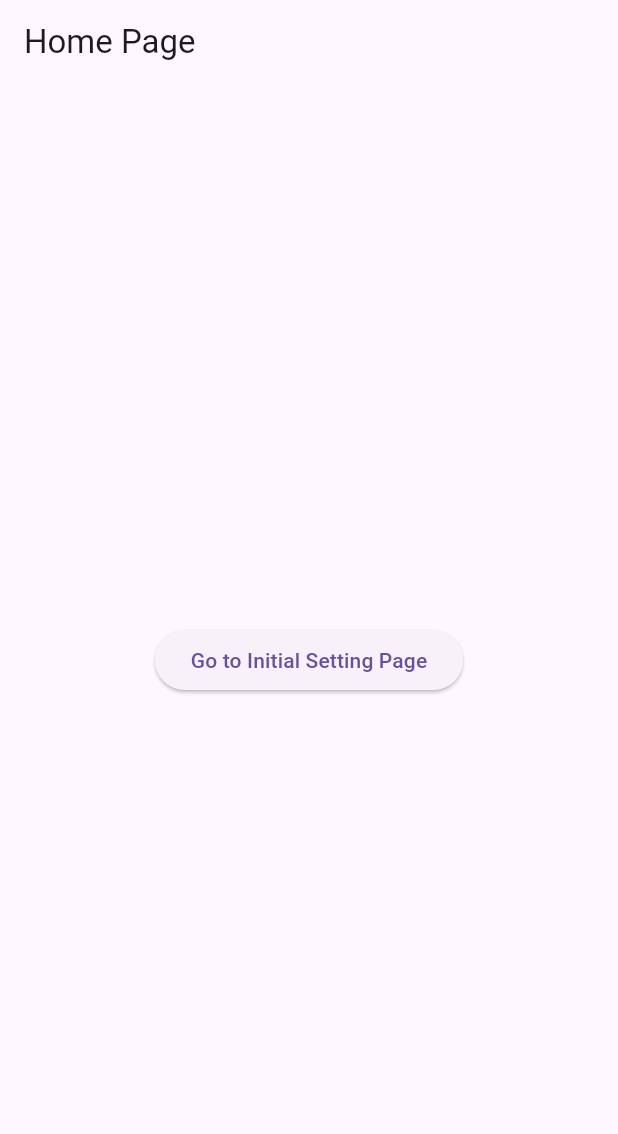
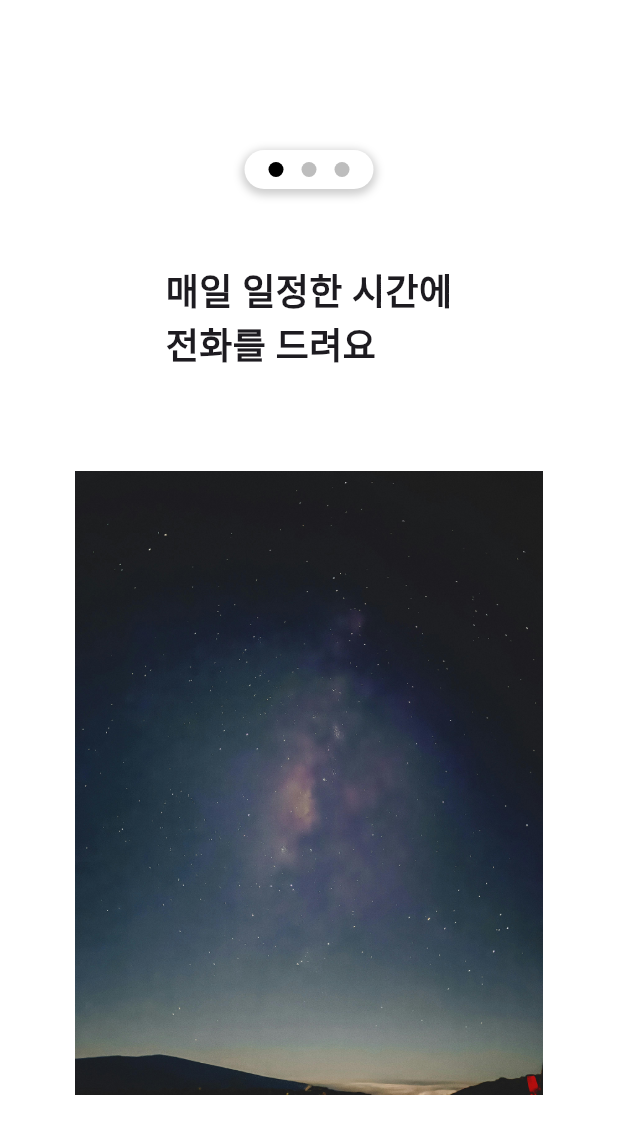
Before and after one commit to Mallang-Diary/MallangDiary-FrontEnd, a Flutter app: the screen it shows after launch, on a phone screen of 412 x 824 dp. Shown: the top 1134 px of the screen. Run offline on Flutter 3.47's test engine with Material 3 defaults, Android fonts, the phone set to English and light mode, and no system bars; drawn by our look-alikes of smooth_page_indicator; our stand-ins replace audioplayers, percent_indicator, permission_handler, sqflite, supabase; missing offline and left inert: dart:ffi, flutter_sound; accounts and stored records are empty.

Commit message:
[initial page] 초기 셋팅 설정

```diff
--- a/lib/database/db/diary_setting_service.dart
+++ b/lib/database/db/diary_setting_service.dart
@@ -21,7 +21,7 @@ class DiarySettingService {
         version: 1,
         onCreate: (db, version) async {
           await db.execute('''
-            CREATE TABLE Specs(
+            CREATE TABLE user_setting(
               id INTEGER PRIMARY KEY AUTOINCREMENT,
               userId INTEGER,
               dayOfWeek TEXT,
--- a/lib/database/db/user_diary_service.dart
+++ b/lib/database/db/user_diary_service.dart
@@ -35,7 +35,7 @@ class UserDiaryService {
         version: 1,
         onCreate: (db, version) async {
           await db.execute('''
-            CREATE TABLE Specs(
+            CREATE TABLE user_diary(
               id INTEGER PRIMARY KEY AUTOINCREMENT,
               date TEXT NOT NULL,
               time TEXT NOT NULL,
--- a/lib/main.dart
+++ b/lib/main.dart
@@ -1,7 +1,9 @@
 import 'package:flutter/material.dart';
+import 'package:mallang_project_v1/database/db/user_service.dart';
 import 'package:mallang_project_v1/page/caller/calling_page.dart';
 import 'package:mallang_project_v1/page/diary_board/board1.dart';
 import 'package:mallang_project_v1/page/diary_board/board2.dart';
+import 'package:mallang_project_v1/page/initial_page/inital_page.dart';
 import 'package:mallang_project_v1/page/initial_setting/initial_setting_page.dart';
 import 'package:mallang_project_v1/page/main_page/call_setting_page_ml03.dart';
 import 'package:mallang_project_v1/page/main_page/mypage_ml04.dart';
@@ -14,18 +16,24 @@ import 'package:supabase/supabase.dart';
 import 'package:provider/provider.dart';
 
 void main() async {
-  // runApp 을 수행하기 전에 비동기 작업을 할 경우 추가해 주는 코드
   WidgetsFlutterBinding.ensureInitialized();
 
-  final supabase = SupabaseClient('https://ojrhvazskoihqvhjscev.supabase.co',
-      'eyJhbGciOiJIUzI1NiIsInR5cCI6IkpXVCJ9.eyJpc3MiOiJzdXBhYmFzZSIsInJlZiI6Im9qcmh2YXpza29paHF2aGpzY2V2Iiwicm9sZSI6ImFub24iLCJpYXQiOjE3MzA3Njk0MDQsImV4cCI6MjA0NjM0NTQwNH0.V2PynGINHY_yM-rqAmbvLLMoaFBfZay449luABbmkRA');
-  runApp(MyApp(supabase: supabase));
+  // 사용자 가입 여부 확인
+  bool userExist = false;
+  try {
+    userExist = await UserService().userExists();
+    print("userExist 상태 확인: $userExist");
+  } catch (e) {
+    print("Error while checking user existence: $e");
+  }
+
+  runApp(MyApp(initialRoute: userExist ? '/main_board' : '/initial_page'));
 }
 
 class MyApp extends StatelessWidget {
-  final SupabaseClient supabase;
+  final String initialRoute;
 
-  const MyApp({Key? key, required this.supabase}) : super(key: key);
+  const MyApp({Key? key, required this.initialRoute}) : super(key: key);
 
   @override
   Widget build(BuildContext context) {
@@ -37,16 +45,16 @@ class MyApp extends StatelessWidget {
         theme: ThemeData(
           primarySwatch: Colors.lightBlue,
         ),
-        //home: CallerScreen(),
-        home: MyHomePage(supabase: supabase),
+        initialRoute: initialRoute,
         routes: {
+          '/initial_page': (context) => InitialPage(),
           //'/initial_setting_origin': (context) => SettingPage(),
           '/call_setting_page_ml03': (context) => CallSettingsPage(),
           '/page_indicator': (context) => PageIndicator(),
           '/initial_setting': (context) => InitialSettingPage(),
           '/caller_screen': (context) => CallerPage(),
           '/calling_page': (context) => CallingPage(),
-          '/board2_page': (context) => Board2Page(),
+          '/main_board': (context) => Board2Page(),
           '/board1_page': (context) => Board1Page(),
           '/mypage_ml04': (context) => MyPage(),
         },
@@ -69,7 +77,7 @@ class MyHomePage extends StatelessWidget {
       body: Center(
         child: ElevatedButton(
             onPressed: () {
-              Navigator.pushNamed(context, '/mypage_ml04');
+              Navigator.pushNamed(context, '/initial_page');
             },
             child: Text('Go to Initial Setting Page')),
       ),
--- /dev/null
+++ b/lib/page/initial_page/inital_page.dart
@@ -0,0 +1,149 @@
+import 'package:flutter/material.dart';
+import 'package:flutter/services.dart';
+import 'package:smooth_page_indicator/smooth_page_indicator.dart';
+
+class InitialPage extends StatefulWidget {
+  @override
+  _InitialPageState createState() => _InitialPageState();
+}
+
+class _InitialPageState extends State<InitialPage> {
+  @override
+  void initState() {
+    super.initState();
+    Future.delayed(Duration(seconds: 3), () {
+      Navigator.pushReplacement(
+        context,
+        MaterialPageRoute(builder: (context) => OnboardingScreen()),
+      );
+    });
+  }
+
+  @override
+  Widget build(BuildContext context) {
+    SystemChrome.setSystemUIOverlayStyle(SystemUiOverlayStyle.light);
+    return Scaffold(
+      backgroundColor: Colors.white,
+      body: Align(
+        alignment: Alignment(0, -1/3),
+        child: Text(
+          '말로하는 쉬운 일기\n말랑일기',
+          style: TextStyle(
+            fontSize: 24,
+            fontWeight: FontWeight.bold,
+          ),
+        ),
+      ),
+    );
+  }
+}
+
+class OnboardingScreen extends StatefulWidget {
+  @override
+  _OnboardingScreenState createState() => _OnboardingScreenState();
+}
+
+class _OnboardingScreenState extends State<OnboardingScreen> {
+  final PageController _controller = PageController();
+
+  @override
+  Widget build(BuildContext context) {
+    return Scaffold(
+      backgroundColor: Colors.white,
+      body: Column(
+        children: [
+          Padding(
+            padding: const EdgeInsets.only(top: 100),
+            child: Container(
+              padding: const EdgeInsets.symmetric(horizontal: 16, vertical: 8), // 내부 여백 설정
+              decoration: BoxDecoration(
+                color: Colors.white, // 배경 색상
+                borderRadius: BorderRadius.circular(20), // 타원형
+                boxShadow: [
+                  BoxShadow(
+                    color: Colors.grey.withOpacity(0.5), // 그림자 색상
+                    spreadRadius: 2,
+                    blurRadius: 4,
+                    offset: Offset(0, 2), // 그림자 위치
+                  ),
+                ],
+              ),
+              child: SmoothPageIndicator(
+                controller: _controller,
+                count: 3,
+                effect: WormEffect(
+                  activeDotColor: Colors.black, // 활성화된 점 색상
+                  dotColor: Colors.grey[400]!,  // 비활성 점 색상
+                  dotHeight: 10,                // 점 높이
+                  dotWidth: 10,                 // 점 너비
+                  spacing: 12,                   // 점 간 간격
+                ),
+              ),
+            ),
+          ),
+          Expanded(
+            child: PageView(
+              controller: _controller,
+              children: [
+                OnboardingPage(
+                  title: '매일 일정한 시간에\n전화를 드려요',
+                  imagePath: 'assets/images/image1.jpg',
+                ),
+                OnboardingPage(
+                  title: '전화를 하듯\n오늘 하루를 얘기해보세요',
+                  imagePath: 'assets/images/image2.jpg',
+                ),
+                OnboardingPage(
+                  title: '일기를\n자동으로 써드릴게요',
+                  imagePath: 'assets/images/image3.jpg',
+                ),
+              ],
+            ),
+          ),
+        ],
+      ),
+    );
+  }
+}
+
+class OnboardingPage extends StatelessWidget {
+  final String title;
+  final String imagePath;
+
+  OnboardingPage({required this.title, required this.imagePath});
+
+  @override
+  Widget build(BuildContext context) {
+    return Container(
+      color: Colors.white,
+      width: double.infinity,
+      margin:EdgeInsets.only(top: 50),
+      child: Column(
+        children: [
+          Align(
+            alignment: Alignment(0, -1/10),
+            child: Text(
+              title,
+              style: TextStyle(
+                fontSize: 24,
+                fontWeight: FontWeight.bold,
+              ),
+              textAlign: TextAlign.left,
+            ),
+          ),
+          SizedBox(height: 16),
+          Container(
+            margin: const EdgeInsets.only(top: 50, bottom: 50, left: 50, right: 50),
+            color: Colors.grey, // 회색 배경색
+            child: Center(
+              child: Image.asset(
+                imagePath,
+                fit: BoxFit.contain, // 이미지 비율을 유지하며 전체 영역에 맞춤
+              ),
+            ),
+          ),
+        ],
+      ),
+    );
+  }
+}
```
Also changed, not shown: lib/database/db/user_service.dart (+9 -1 lines), 2 other files.
